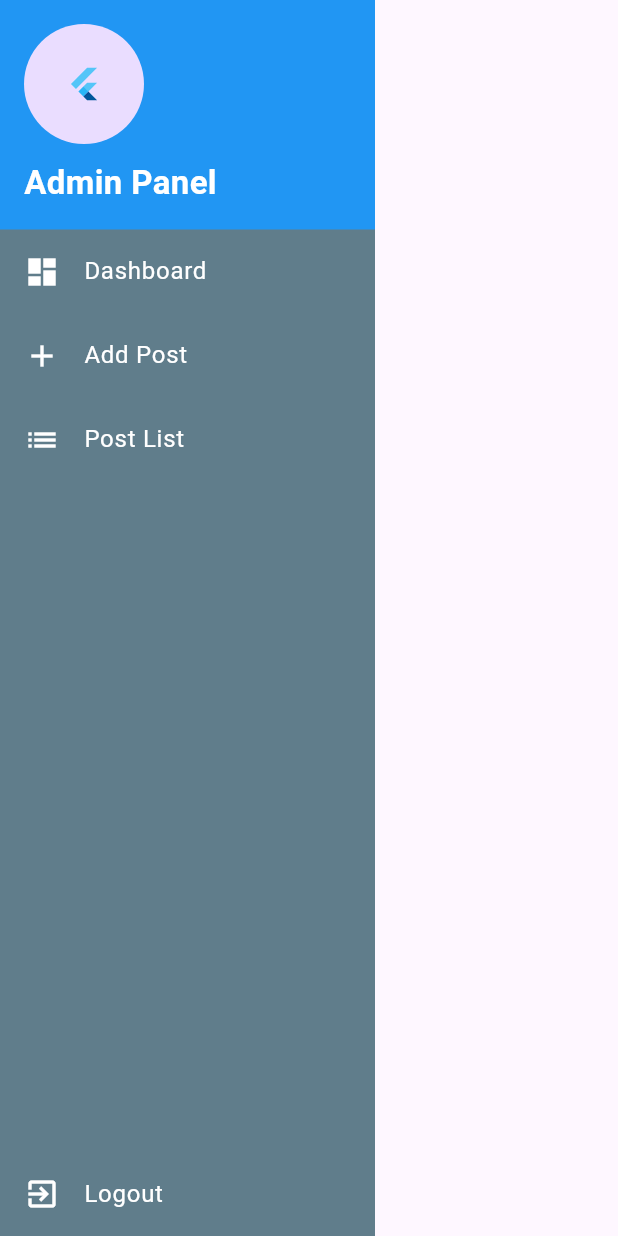
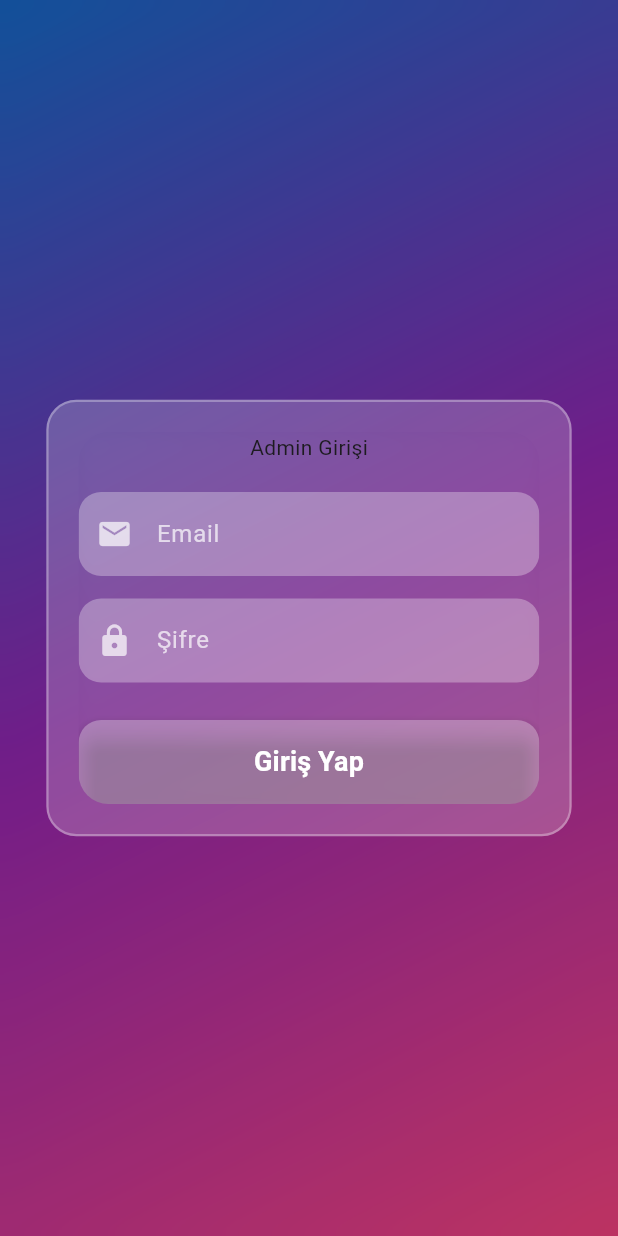
Before and after one commit to abdullah017/flutter_abdullahtasdev_blog, a Flutter app: the AdminSidebar widget shown alone on an empty page, opened directly, after a tap on "Logout", on a phone screen of 412 x 824 dp. Run offline on Flutter 3.47's test engine with Material 3 defaults, Android fonts, the phone set to English and light mode, and no system bars; our stand-ins replace audioplayers, cached_network_image, file_picker, firebase_auth, firebase_core, firebase_storage and 7 more; missing offline and left inert: flutter_quill, vsc_quill_delta_to_html, waveform_flutter; accounts and stored records are empty; network calls fail.

Commit message:
Add Admin Login Page

```diff
--- /dev/null
+++ b/lib/presentation/admin/middleware/auth_middleware.dart
@@ -0,0 +1,13 @@
+import 'package:flutter/material.dart';
+import 'package:get/get.dart';
+import 'package:firebase_auth/firebase_auth.dart';
+
+class AuthMiddleware extends GetMiddleware {
+  @override
+  RouteSettings? redirect(String? route) {
+    if (FirebaseAuth.instance.currentUser == null) {
+      return const RouteSettings(name: '/admin-login');
+    }
+    return null;
+  }
+}
--- /dev/null
+++ b/lib/presentation/admin/pages/login_page.dart
@@ -0,0 +1,205 @@
+import 'dart:ui';
+import 'package:flutter/material.dart';
+import 'package:flutter_abdullahtasdev_blog/presentation/admin/pages/dashboard_page.dart';
+import 'package:get/get.dart';
+import 'package:firebase_auth/firebase_auth.dart';
+
+class AdminLoginPage extends StatefulWidget {
+  const AdminLoginPage({Key? key}) : super(key: key);
+
+  @override
+  _AdminLoginPageState createState() => _AdminLoginPageState();
+}
+
+class _AdminLoginPageState extends State<AdminLoginPage> {
+  final TextEditingController emailController = TextEditingController();
+  final TextEditingController passwordController = TextEditingController();
+
+  final _formKey = GlobalKey<FormState>();
+
+  bool isLoading = false;
+
+  void login() async {
+    if (!_formKey.currentState!.validate()) {
+      return;
+    }
+
+    setState(() {
+      isLoading = true;
+    });
+
+    try {
+      UserCredential userCredential =
+          await FirebaseAuth.instance.signInWithEmailAndPassword(
+        email: emailController.text.trim(),
+        password: passwordController.text.trim(),
+      );
+      if (userCredential.user != null) {
+        // Başarılı giriş sonrası admin paneline yönlendirme
+        Get.offAll(DashboardPage());
+      }
+    } on FirebaseAuthException catch (e) {
+      Get.snackbar('Hata', e.message ?? 'Giriş yapılamadı',
+          snackPosition: SnackPosition.BOTTOM,
+          backgroundColor: Colors.redAccent.withOpacity(0.8),
+          colorText: Colors.white);
+    } finally {
+      setState(() {
+        isLoading = false;
+      });
+    }
+  }
+
+  @override
+  Widget build(BuildContext context) {
+    return Scaffold(
+      // To make the background cover the entire screen
+      body: Stack(
+        fit: StackFit.expand,
+        children: [
+          // Background Gradient
+          Container(
+            decoration: BoxDecoration(
+              gradient: LinearGradient(
+                colors: [
+                  Colors.blue.shade800,
+                  Colors.purple.shade600,
+                  Colors.pink.shade400,
+                ],
+                begin: Alignment.topLeft,
+                end: Alignment.bottomRight,
+              ),
+            ),
+          ),
+          // Semi-transparent overlay with blur effect
+          BackdropFilter(
+            filter: ImageFilter.blur(sigmaX: 10.0, sigmaY: 10.0),
+            child: Container(
+              color: Colors.black.withOpacity(0.2),
+            ),
+          ),
+          // Centered Glassmorphic Card
+          Center(
+            child: Container(
+              width: MediaQuery.of(context).size.width * 0.85,
+              padding: const EdgeInsets.all(20.0),
+              decoration: BoxDecoration(
+                color: Colors.white.withOpacity(0.2),
+                borderRadius: BorderRadius.circular(20.0),
+                border: Border.all(
+                  color: Colors.white.withOpacity(0.3),
+                  width: 1.5,
+                ),
+              ),
+              child: ClipRRect(
+                borderRadius: BorderRadius.circular(20.0),
+                child: BackdropFilter(
+                  filter: ImageFilter.blur(sigmaX: 15.0, sigmaY: 15.0),
+                  child: Form(
+                    key: _formKey,
+                    child: Column(
+                      mainAxisSize: MainAxisSize.min,
+                      children: [
+                        const Text(
+                          'Admin Girişi',
+                        ),
+                        const SizedBox(height: 20),
+                        // Email TextField with Validation
+                        TextFormField(
+                          controller: emailController,
+                          keyboardType: TextInputType.emailAddress,
+                          style: const TextStyle(color: Colors.white),
+                          validator: (value) {
+                            if (value == null || value.isEmpty) {
+                              return 'Lütfen email giriniz';
+                            }
+                            if (!RegExp(r'^[^@]+@[^@]+\.[^@]+')
+                                .hasMatch(value)) {
+                              return 'Geçerli bir email giriniz';
+                            }
+                            return null;
+                          },
+                          decoration: InputDecoration(
+                            prefixIcon:
+                                const Icon(Icons.email, color: Colors.white70),
+                            hintText: 'Email',
+                            hintStyle: const TextStyle(color: Colors.white70),
+                            filled: true,
+                            fillColor: Colors.white.withOpacity(0.3),
+                            border: OutlineInputBorder(
+                              borderRadius: BorderRadius.circular(15.0),
+                              borderSide: BorderSide.none,
+                            ),
+                          ),
+                        ),
+                        const SizedBox(height: 15),
+                        // Password TextField with Validation
+                        TextFormField(
+                          controller: passwordController,
+                          obscureText: true,
+                          style: const TextStyle(color: Colors.white),
+                          validator: (value) {
+                            if (value == null || value.isEmpty) {
+                              return 'Lütfen şifre giriniz';
+                            }
+                            if (value.length < 6) {
+                              return 'Şifre en az 6 karakter olmalı';
+                            }
+                            return null;
+                          },
+                          decoration: InputDecoration(
+                            prefixIcon:
+                                const Icon(Icons.lock, color: Colors.white70),
+                            hintText: 'Şifre',
+                            hintStyle: const TextStyle(color: Colors.white70),
+                            filled: true,
+                            fillColor: Colors.white.withOpacity(0.3),
+                            border: OutlineInputBorder(
+                              borderRadius: BorderRadius.circular(15.0),
+                              borderSide: BorderSide.none,
+                            ),
+                          ),
+                        ),
+                        const SizedBox(height: 25),
+                        // Login Button or Loading Indicator
+                        isLoading
+                            ? const CircularProgressIndicator(
+                                valueColor:
+                                    AlwaysStoppedAnimation<Color>(Colors.white),
+                              )
+                            : SizedBox(
+                                width: double.infinity,
+                                child: ElevatedButton(
+                                  onPressed: login,
+                                  style: ElevatedButton.styleFrom(
+                                    foregroundColor: Colors.white,
+                                    backgroundColor:
+                                        Colors.white.withOpacity(0.3),
+                                    padding: const EdgeInsets.symmetric(
+                                        vertical: 15.0),
+                                    shape: RoundedRectangleBorder(
+                                      borderRadius: BorderRadius.circular(15.0),
+                                    ),
+                                    elevation: 5,
+                                  ),
+                                  child: const Text(
+                                    'Giriş Yap',
+                                    style: TextStyle(
+                                      fontSize: 18.0,
+                                      fontWeight: FontWeight.bold,
+                                    ),
+                                  ),
+                                ),
+                              ),
+                      ],
+                    ),
+                  ),
+                ),
+              ),
+            ),
+          ),
+        ],
+      ),
+    );
+  }
+}
--- a/lib/presentation/admin/widgets/admin_sidebar_widget.dart
+++ b/lib/presentation/admin/widgets/admin_sidebar_widget.dart
@@ -1,4 +1,6 @@
+import 'package:firebase_auth/firebase_auth.dart';
 import 'package:flutter/material.dart';
+import 'package:flutter_abdullahtasdev_blog/presentation/admin/pages/login_page.dart';
 import 'package:get/get.dart';
 
 class AdminSidebar extends StatelessWidget {
@@ -65,8 +67,9 @@ class AdminSidebar extends StatelessWidget {
           ListTile(
             leading: const Icon(Icons.exit_to_app, color: Colors.white),
             title: const Text('Logout', style: TextStyle(color: Colors.white)),
-            onTap: () {
-              // Logout işlemi
+            onTap: () async {
+              await FirebaseAuth.instance.signOut();
+              Get.offAll(AdminLoginPage());
             },
           ),
         ],
--- a/lib/routes/admin_routes.dart
+++ b/lib/routes/admin_routes.dart
@@ -1,4 +1,6 @@
+import 'package:flutter_abdullahtasdev_blog/presentation/admin/middleware/auth_middleware.dart';
 import 'package:flutter_abdullahtasdev_blog/presentation/admin/pages/dashboard_page.dart';
+import 'package:flutter_abdullahtasdev_blog/presentation/admin/pages/login_page.dart';
 import 'package:flutter_abdullahtasdev_blog/presentation/admin/pages/post_add_page.dart';
 import 'package:flutter_abdullahtasdev_blog/presentation/admin/pages/post_edit_page.dart';
 import 'package:flutter_abdullahtasdev_blog/presentation/admin/pages/post_lists_page.dart';
@@ -7,27 +9,32 @@ import 'package:get/get.dart';
 class AdminRoutes {
   static final routes = [
     GetPage(
+      name: '/admin-login',
+      page: () => AdminLoginPage(),
+    ),
+    GetPage(
       name: '/admin',
-      page: () => DashboardPage(), // Admin panel ana sayfası
+      page: () => DashboardPage(),
+      middlewares: [AuthMiddleware()], // Admin panel ana sayfası
     ),
     GetPage(
       name: '/admin/posts',
-      page: () => PostListPage(), // Yazıların listelendiği sayfa
+      page: () => PostListPage(),
+      middlewares: [AuthMiddleware()], // Yazıların listelendiği sayfa
     ),
     GetPage(
       name: '/admin/posts/add',
-      page: () => PostAddPage(), // Yeni yazı ekleme sayfası
+      page: () => PostAddPage(),
+      middlewares: [AuthMiddleware()], // Yeni yazı ekleme sayfası
     ),
     GetPage(
       name: '/admin/posts/edit/:id',
       page: () => PostEditPage(
-        postId: int.parse(Get.parameters['id']!), // ID'yi URL'den alıyoruz
-        // currentTitle: Get.arguments['title'], // Title'ı arguments ile geçiyoruz
-        // currentContent:
-        //     Get.arguments['content'], // İçeriği arguments ile geçiyoruz
-        // currentPublished: Get.arguments[
-        //     'isPublished'], // Yayında olup olmadığını arguments ile geçiyoruz
+        postId: int.parse(
+          Get.parameters['id']!,
+        ),
       ),
+      middlewares: [AuthMiddleware()],
     ),
   ];
 }
--- a/pubspec.yaml
+++ b/pubspec.yaml
@@ -34,6 +34,7 @@ dependencies:
   just_audio: ^0.9.41
   universal_html:
   font_awesome_flutter:
+  firebase_auth: ^5.3.1
 dev_dependencies:
   flutter_test:
     sdk: flutter
```
Also changed, not shown: 1 other file.
